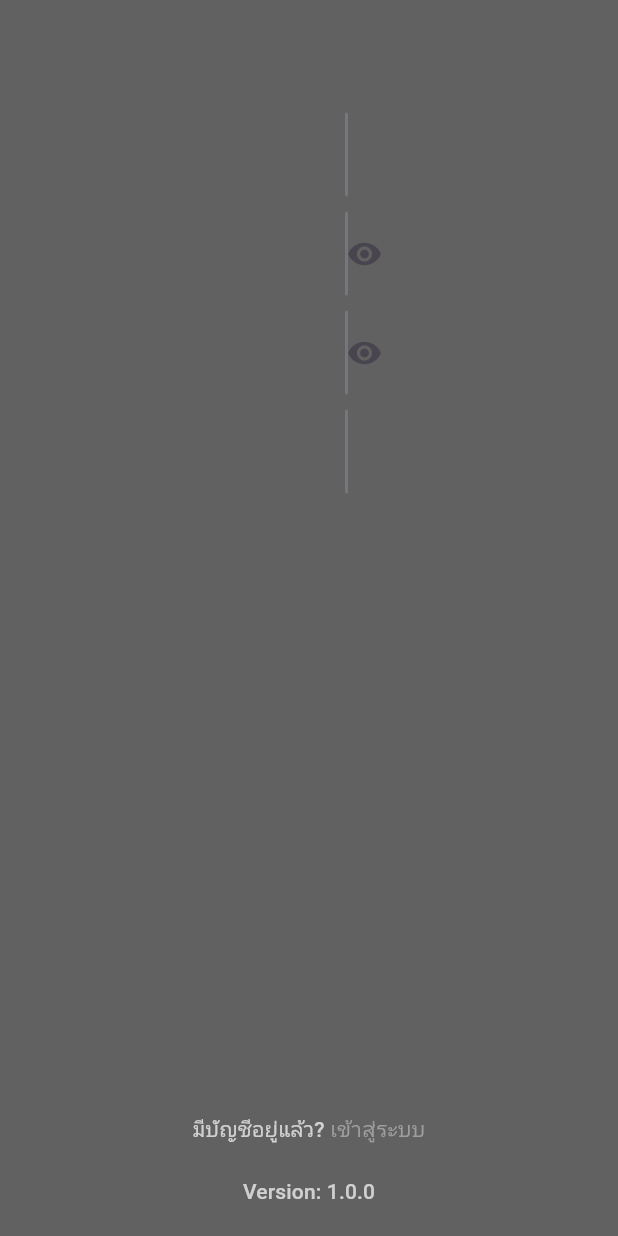
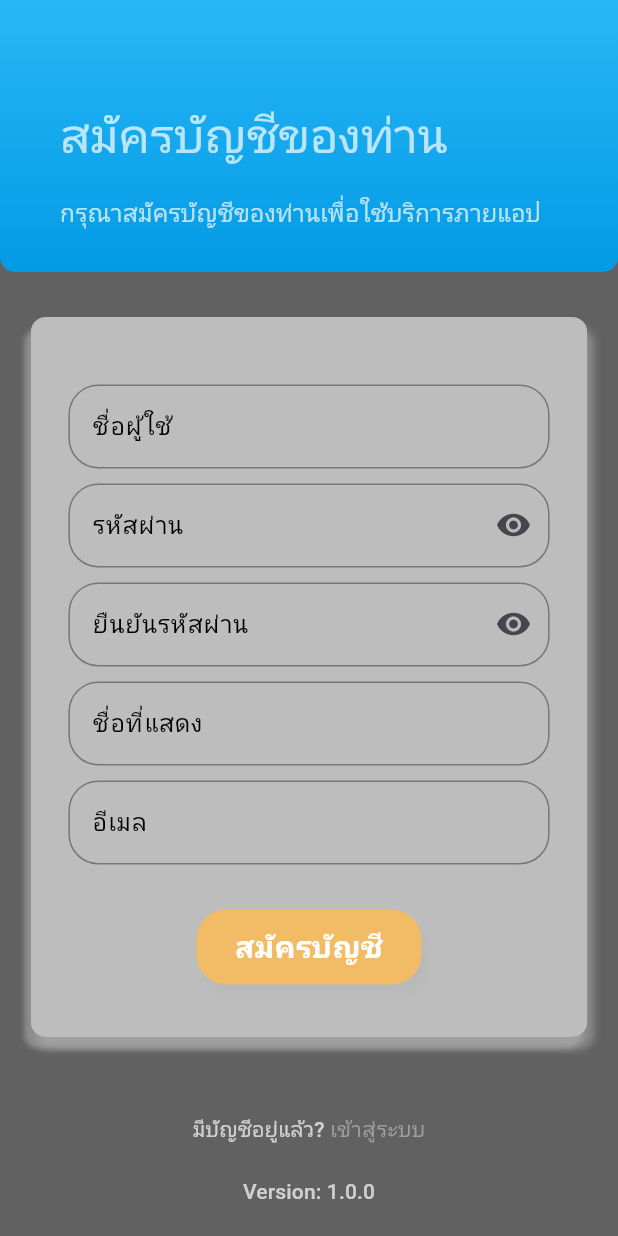
Before and after one commit to jaturonsangsiri/CaloriesBuddy, a Flutter app: the RegisterPage screen opened directly, on a phone screen of 412 x 824 dp. Run offline on Flutter 3.47's test engine with Material 3 defaults, Android fonts, the phone set to English and light mode, and no system bars; our stand-ins replace awesome_snackbar_content, cached_network_image, dio, equatable, flutter_bloc, image_picker and 1 more; accounts and stored records are empty; network calls fail.

Commit message:
Register page logic

```diff
--- a/lib/configs/routes.dart
+++ b/lib/configs/routes.dart
@@ -1,4 +1,5 @@
 import 'package:calories_buddy/pages/login_page.dart';
+import 'package:calories_buddy/pages/register_page.dart';
 import 'package:flutter/material.dart';
 import 'package:calories_buddy/pages/home_page.dart';
 
@@ -12,7 +13,8 @@ class Routes {
   static Map<String, WidgetBuilder> getAll() => _route;
 
   static final Map<String, WidgetBuilder> _route = {
+    home: (context) => const HomePage(),
     login: (context) => const LoginPage(),
-    home: (context) => const HomePage()
+    register: (context) => const RegisterPage()
   };
 }
--- a/lib/pages/login_page.dart
+++ b/lib/pages/login_page.dart
@@ -3,6 +3,7 @@ import 'dart:math' as math;
 import 'package:calories_buddy/configs/version.dart';
 import 'package:calories_buddy/pages/register_page.dart';
 import 'package:calories_buddy/widgets/login/input.dart';
+import 'package:calories_buddy/widgets/utils/respone.dart';
 import 'package:flutter/material.dart';
 
 class LoginPage extends StatelessWidget {
@@ -23,7 +24,7 @@ class LoginPage extends StatelessWidget {
                     children: [
                       // ส่วนหัว
                       Container(
-                        height: MediaQuery.of(context).size.height * 0.30,
+                        height: Responsive.height * 0.30,
                         width: double.infinity,
                         decoration: BoxDecoration(
                           gradient: LinearGradient(
@@ -67,7 +68,7 @@ class LoginPage extends StatelessWidget {
                       Container(
                         padding: const EdgeInsets.all(25),
                         margin: const EdgeInsets.symmetric(vertical: 30),
-                        width: math.min(400, MediaQuery.of(context).size.width * 0.9),
+                        width: math.min(400, Responsive.width * 0.9),
                         decoration: BoxDecoration(
                           color: Colors.white,
                           borderRadius: BorderRadius.circular(10),
--- a/lib/pages/notification_page.dart
+++ b/lib/pages/notification_page.dart
@@ -103,7 +103,7 @@ class _NotificationPageState extends State<NotificationPage> with SingleTickerPr
       child: Scaffold(
         appBar: systemwidgetcustom.appBarCustom(context, 'แจ้งเตือน', [
             IconButton(
-              icon: Icon(Icons.done_all, color: Colors.white, size: Responsive().isTablet ? 35 : 25),
+              icon: Icon(Icons.done_all, color: Colors.white, size: Responsive.isTablet ? 35 : 25),
               onPressed: unreadNotifications.isNotEmpty ? _markAllAsRead : null,
               tooltip: 'อ่านทั้งหมด',
             ),
@@ -121,7 +121,7 @@ class _NotificationPageState extends State<NotificationPage> with SingleTickerPr
                     indicator: BoxDecoration(color: themeState.themeApp? Colors.black45 : Colors.blueGrey[700],  borderRadius: BorderRadius.circular(4), border: Border.all(color: greyOne, width: 1)),
                     labelColor: Colors.white70,
                     unselectedLabelColor: themeState.themeApp? Colors.white : Colors.white54,
-                    labelStyle:  Responsive().isTablet ? TextTheme.of(context).titleLarge : TextTheme.of(context).titleMedium,
+                    labelStyle:  Responsive.isTablet ? TextTheme.of(context).titleLarge : TextTheme.of(context).titleMedium,
                     tabs: [
                       Tab(
                         child: Row(
--- a/lib/pages/register_page.dart
+++ b/lib/pages/register_page.dart
@@ -24,13 +24,13 @@ class RegisterPage extends StatelessWidget {
                     mainAxisSize: MainAxisSize.max,
                     children: [
                       Container(
-                        height: Responsive().height * 0.22,
-                        width: Responsive().width,
+                        height: Responsive.height * 0.22,
+                        width: Responsive.width,
                         decoration: BoxDecoration(
                           gradient: LinearGradient(
                             begin: Alignment.topCenter,
                             end: Alignment.bottomCenter,
-                            colors: [Colors.lightBlue],
+                            colors: [Colors.lightBlue.shade400,Colors.lightBlue.shade600],
                           ),
                           borderRadius: BorderRadius.only(bottomLeft: Radius.circular(10),bottomRight: Radius.circular(10)),
                         ),
@@ -50,10 +50,10 @@ class RegisterPage extends StatelessWidget {
                       Container(
                         padding: const EdgeInsets.all(25),
                         margin: const EdgeInsets.symmetric(vertical: 30),
-                        height: 410,
-                        width: math.min(400, Responsive().width * 0.9),
+                        height: 480,
+                        width: math.min(400, Responsive.width * 0.9),
                         decoration: BoxDecoration(
-                          color: Colors.white,
+                          color: greyTwo,
                           borderRadius: BorderRadius.circular(10),
                           boxShadow: [
                             BoxShadow(
@@ -71,22 +71,22 @@ class RegisterPage extends StatelessWidget {
                         child: RegisterForm(),
                       ),
 
-                      Spacer(),
+                      const Spacer(),
                       Column(
                         children: [
                           Row(
                             mainAxisAlignment: MainAxisAlignment.center,
                             children: [
-                              Text('มีบัญชีอยู่แล้ว?', style: Responsive().isTablet ? Theme.of(context).textTheme.bodyLarge : Theme.of(context).textTheme.labelLarge),
+                              Text('มีบัญชีอยู่แล้ว?', style: Responsive.isTablet ? Theme.of(context).textTheme.bodyLarge : Theme.of(context).textTheme.labelLarge),
                               GestureDetector(
                                 onTap: () => Navigator.pop(context),
-                                child: Text(' เข้าสู่ระบบ',style: TextStyle(color: greyOne,fontSize: Responsive().isTablet ? 16 : 14),
+                                child: Text(' เข้าสู่ระบบ',style: TextStyle(color: greyOne,fontSize: Responsive.isTablet ? 16 : 14),
                                 ),
                               ),
                             ],
                           ),
                           const SizedBox(height: 20),
-                          Text('Version: ${Versions.version}', style: Responsive().isTablet? Theme.of(context).textTheme.bodyLarge : Theme.of(context).textTheme.labelLarge),
+                          Text('Version: ${Versions.version}', style: Responsive.isTablet? Theme.of(context).textTheme.bodyLarge : Theme.of(context).textTheme.labelLarge),
                           const SizedBox(height: 20),
                         ],
                       ),
--- a/lib/widgets/register/input.dart
+++ b/lib/widgets/register/input.dart
@@ -22,11 +22,13 @@ class _RegisterFormState extends State<RegisterForm> {
   TextEditingController passwordController = TextEditingController();
   TextEditingController conFirmPasswordController = TextEditingController();
   TextEditingController accountNameController = TextEditingController();
+  TextEditingController emailController = TextEditingController();
   // focus node
   FocusNode nameFocus = FocusNode();
   FocusNode passFocus = FocusNode();
   FocusNode conFocus = FocusNode();
   FocusNode accNameFocus = FocusNode();
+  FocusNode emailFocus = FocusNode();
   // custom widget
   Systemwidgetcustom systemwidgetcustom = Systemwidgetcustom();
   final APIService apiService = APIService();
@@ -39,7 +41,7 @@ class _RegisterFormState extends State<RegisterForm> {
     if (_formKey.currentState!.validate()) {
       if (passwordController.text.isNotEmpty && conFirmPasswordController.text.isNotEmpty) {
         try {
-          final response = await apiService.register(nameController.text, passwordController.text, accountNameController.text, 'emailController.text');
+          final response = await apiService.register(nameController.text, passwordController.text, accountNameController.text, emailController.text);
           if (response) {
             _unfocus();
             _formKey.currentState!.reset();
@@ -98,9 +100,11 @@ class _RegisterFormState extends State<RegisterForm> {
     passwordController.dispose();
     conFirmPasswordController.dispose();
     accountNameController.dispose();
+    emailController.dispose();
     nameFocus.dispose();
     passFocus.dispose();
     accNameFocus.dispose();
+    emailFocus.dispose();
     super.dispose();
   }
 
@@ -148,6 +152,8 @@ class _RegisterFormState extends State<RegisterForm> {
           ),
           const SizedBox(height: 10,),
           systemwidgetcustom.normalTextFormField(controller: accountNameController,hintText: 'ชื่อที่แสดง',keyboardType: TextInputType.name, focus: accNameFocus, hintColor: Colors.black),
+          const SizedBox(height: 10,),
+          systemwidgetcustom.normalTextFormField(controller: emailController,hintText: 'อีเมล',keyboardType: TextInputType.emailAddress, focus: emailFocus, hintColor: Colors.black),
           const SizedBox(height: 30,),
 
           // ปุ่มสมัครบัญชี
--- a/lib/widgets/utils/respone.dart
+++ b/lib/widgets/utils/respone.dart
@@ -1,11 +1,11 @@
 import 'package:flutter/material.dart';
 
 class Responsive {
-  bool isTablet = false;
-  double width = 0;
-  double height = 0;
+  static bool isTablet = false;
+  static double width = 0;
+  static double height = 0;
 
-  void init(BuildContext context) {
+  static void init(BuildContext context) {
     final mediaQuery = MediaQuery.of(context);
     isTablet = mediaQuery.size.width > 700 ? true : false;
     width = mediaQuery.size.width;
```
Also changed, not shown: lib/app.dart (+6 -6 lines), lib/pages/exercise_page.dart (+4 -4 lines), lib/services/api_service.dart (+10 -2 lines), lib/widgets/home/header.dart (+6 -6 lines), lib/widgets/notification_widget.dart (+4 -4 lines), lib/widgets/profile/change_profile.dart (+6 -6 lines), lib/widgets/profile/input.dart (+5 -5 lines).
